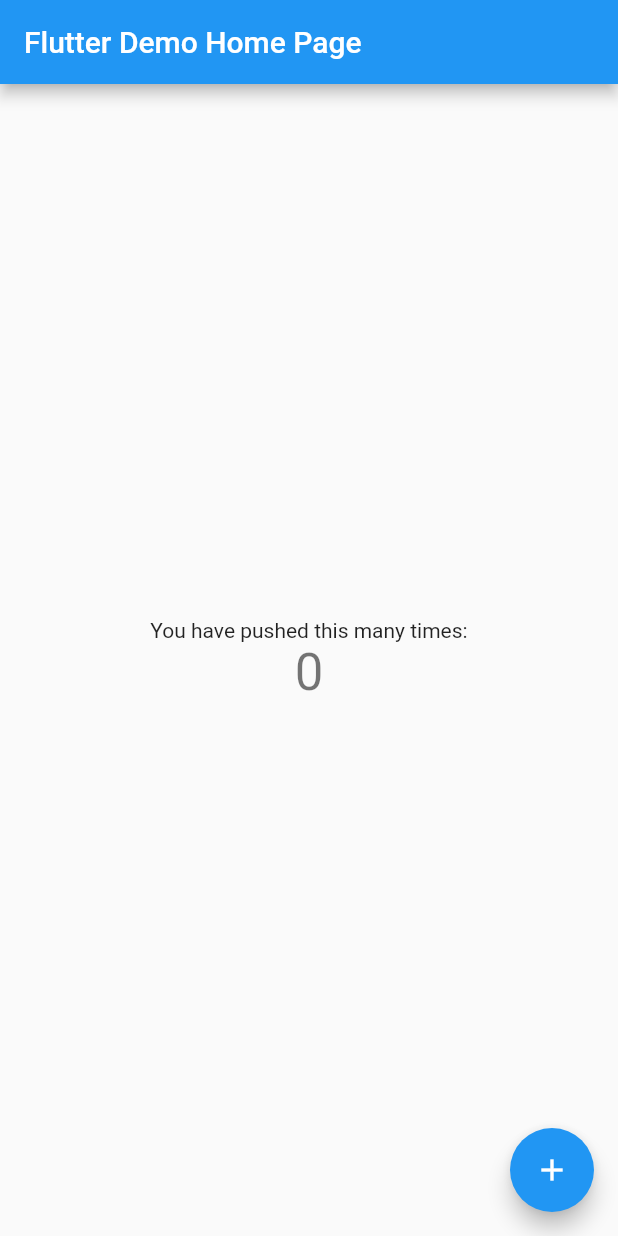
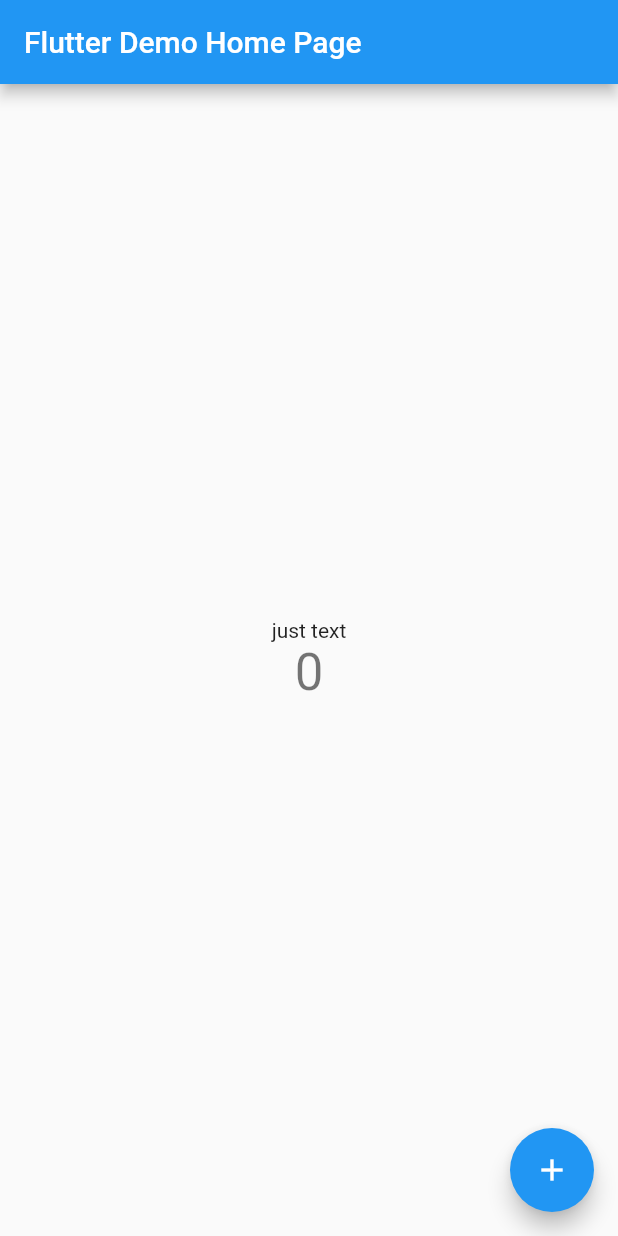
Before and after one commit to ZeaHussain/promotest, a Flutter app: the screen it shows after launch, on a phone screen of 412 x 824 dp. Run offline on Flutter 3.47's test engine with Material 2 defaults, Android fonts, the phone set to English and light mode, and no system bars.

Commit message:
just text

```diff
--- a/lib/main.dart
+++ b/lib/main.dart
@@ -50,7 +50,7 @@ class _MyHomePageState extends State<MyHomePage> {
           mainAxisAlignment: MainAxisAlignment.center,
           children: <Widget>[
             const Text(
-              'You have pushed this many times:',
+              'just text',
             ),
             Text(
               '$_counter',
```
